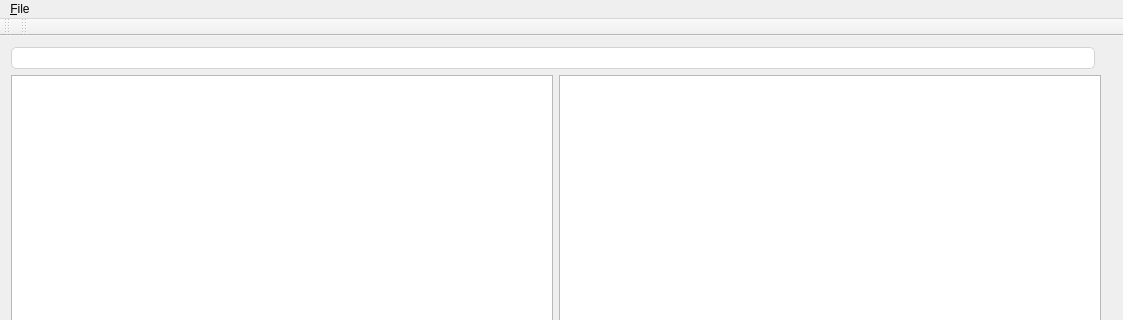
Qt form src/mainwindow.ui (pbek/QOwnNotes) before a commit; both pictures show x 0 to 1123 and y 0 to 320 of the 1123 by 846 pixel window.
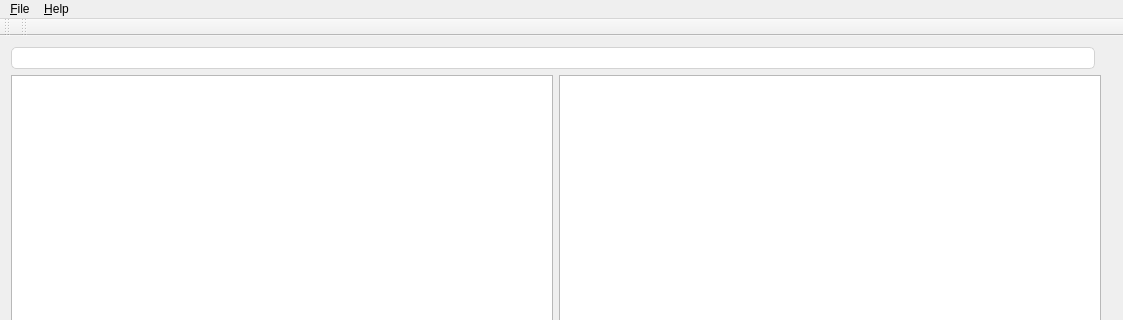
The same form after that commit. Icons and pictures are not drawn.

What changed in the file:
```diff
--- a/src/mainwindow.ui
+++ b/src/mainwindow.ui
@@ -106,7 +106,14 @@
     <addaction name="separator"/>
     <addaction name="action_Quit"/>
    </widget>
+   <widget class="QMenu" name="menu_Help">
+    <property name="title">
+     <string>&amp;Help</string>
+    </property>
+    <addaction name="actionAbout_QOwnNotes"/>
+   </widget>
    <addaction name="menuQOwnNotes"/>
+   <addaction name="menu_Help"/>
   </widget>
   <widget class="QToolBar" name="mainToolBar">
    <attribute name="toolBarArea">
```
Left out of the diff: 5 changed lines with no effect on the pictures.
